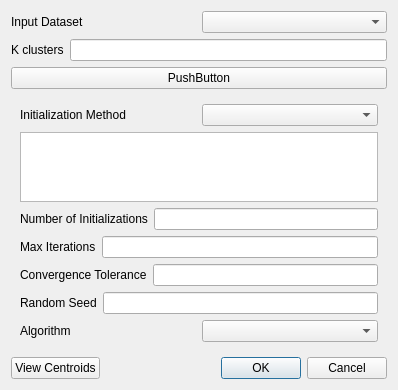
Ehlmann-research-group/WISER, file src/wiser/gui/ui_files/kmeans_dialog.ui: the form before one commit.
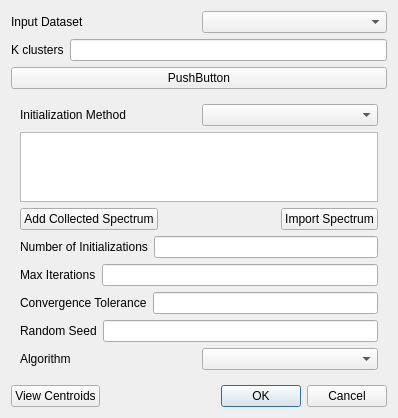
The form after the commit.

Commit message: feat: Adding add spectrum to kmeans manual init

```diff
--- a/src/wiser/gui/ui_files/kmeans_dialog.ui
+++ b/src/wiser/gui/ui_files/kmeans_dialog.ui
@@ -7,7 +7,7 @@
     <x>0</x>
     <y>0</y>
     <width>398</width>
-    <height>348</height>
+    <height>377</height>
    </rect>
   </property>
   <property name="windowTitle">
@@ -69,6 +69,37 @@
       <item>
        <widget class="QTableWidget" name="tbl_wdgt_init_spectra"/>
       </item>
+      <item>
+       <layout class="QHBoxLayout" name="hlayout_add_spec">
+        <item>
+         <widget class="QPushButton" name="btn_add_collected_spec">
+          <property name="text">
+           <string>Add Collected Spectrum</string>
+          </property>
+         </widget>
+        </item>
+        <item>
+         <spacer name="hspacer_add_spec">
+          <property name="orientation">
+           <enum>Qt::Horizontal</enum>
+          </property>
+          <property name="sizeHint" stdset="0">
+           <size>
+            <width>40</width>
+            <height>20</height>
+           </size>
+          </property>
+         </spacer>
+        </item>
+        <item>
+         <widget class="QPushButton" name="btn_import_spec">
+          <property name="text">
+           <string>Import Spectrum</string>
+          </property>
+         </widget>
+        </item>
+       </layout>
+      </item>
       <item>
        <layout class="QHBoxLayout" name="hlayout_num_inits">
         <item>
```
